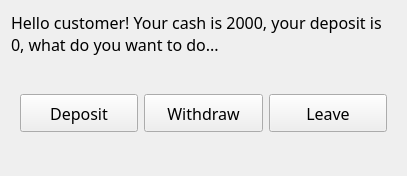
Old version of the form form/bank.ui in the repository soda92/beijing_fushengji_rewrite.
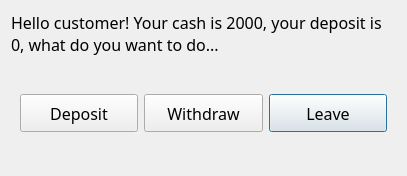
New version of the form.

Commit message: add default buttons

The edit to the form file:
```diff
--- a/form/bank.ui
+++ b/form/bank.ui
@@ -87,6 +87,12 @@
         <property name="text">
          <string>Leave</string>
         </property>
+        <property name="autoDefault">
+         <bool>true</bool>
+        </property>
+        <property name="default">
+         <bool>true</bool>
+        </property>
        </widget>
       </item>
      </layout>
```
The commit also changes 5 other files.
